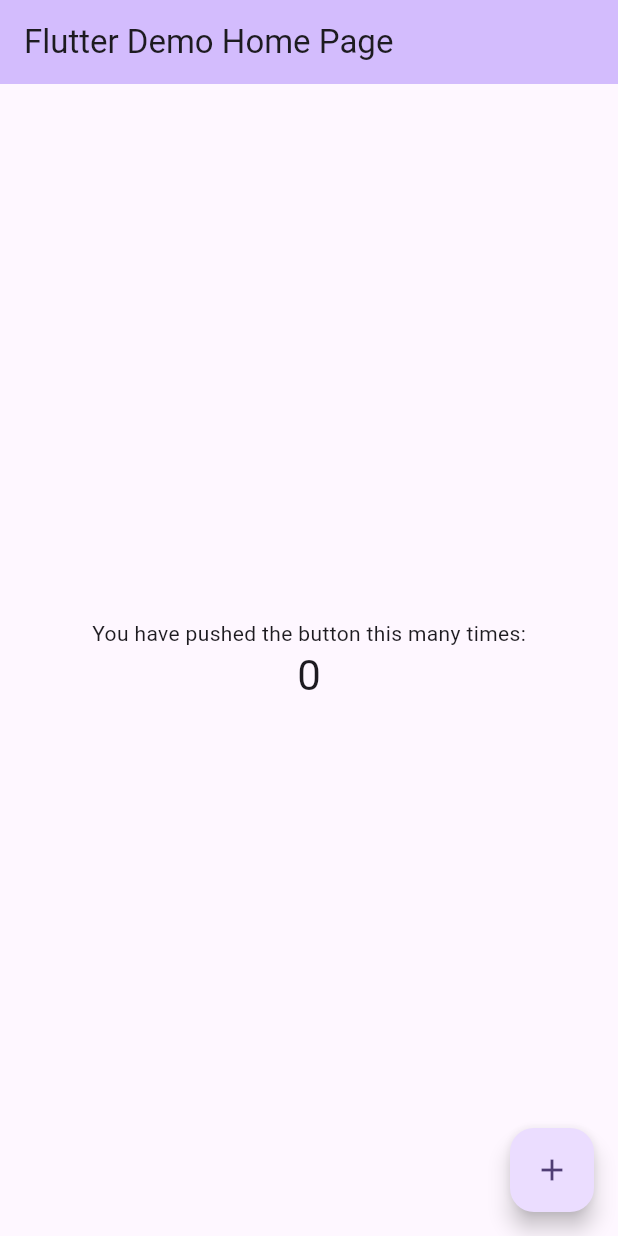
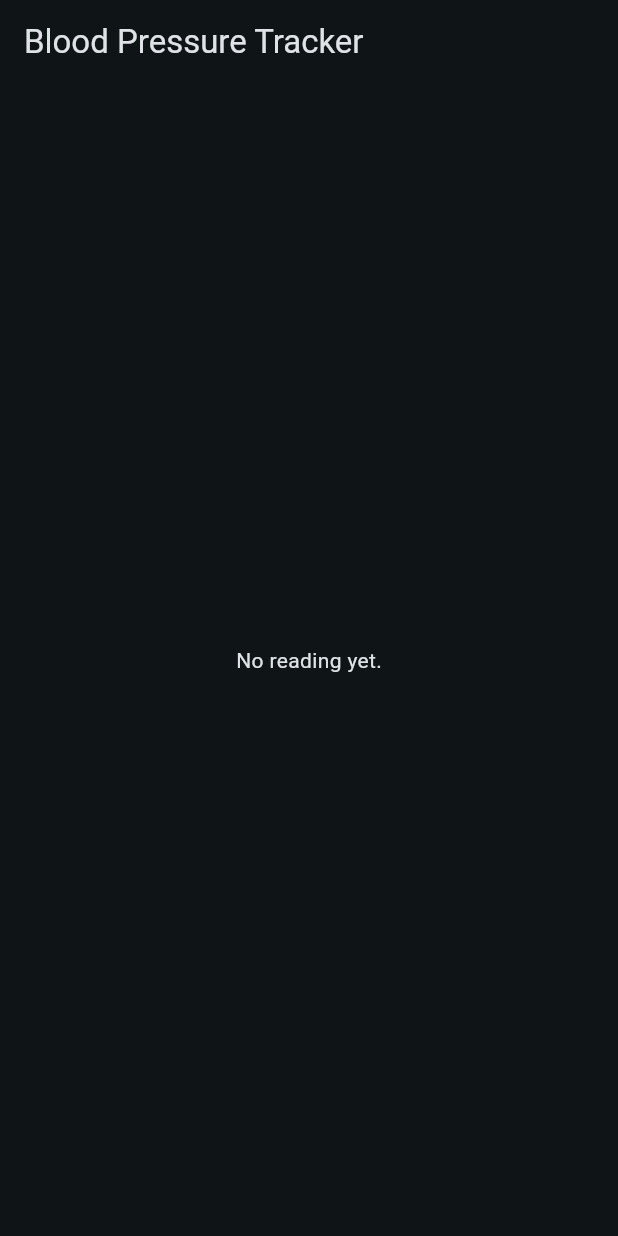
Before and after one commit to revoulce/blood_pressure_tracker, a Flutter app: the screen it shows after launch, on a phone screen of 412 x 824 dp. Run offline on Flutter 3.47's test engine with Material 3 defaults, Android fonts, the phone set to English and light mode, and no system bars.

Commit message:
Refactor: Migrate to Material3, Provider, and remove test code
-   Migrated the project to use the Material3 design system.
-   Implemented the Provider package for state management.
-   Added the initial state model `AppSate` and `Reading` model.
-   Created a basic `HomeScreen` as a placeholder.
-   Removed the default test code from `widget_test.dart`.
-   Updated dependencies in `pubspec.yaml`.

```diff
--- a/lib/main.dart
+++ b/lib/main.dart
@@ -1,122 +1,31 @@
 import 'package:flutter/material.dart';
+import 'package:provider/provider.dart';
+import 'state/app_state.dart';
+import 'screens/home_screen.dart';
 
 void main() {
-  runApp(const MyApp());
+  runApp(
+    ChangeNotifierProvider(
+      create: (_) => AppSate(),
+      child: const BloodPressureApp(),
+    ),
+  );
 }
 
-class MyApp extends StatelessWidget {
-  const MyApp({super.key});
+class BloodPressureApp extends StatelessWidget {
+  const BloodPressureApp({super.key});
 
-  // This widget is the root of your application.
   @override
   Widget build(BuildContext context) {
     return MaterialApp(
-      title: 'Flutter Demo',
+      title: 'Blood Pressure Tracker',
+      debugShowCheckedModeBanner: false,
       theme: ThemeData(
-        // This is the theme of your application.
-        //
-        // TRY THIS: Try running your application with "flutter run". You'll see
-        // the application has a purple toolbar. Then, without quitting the app,
-        // try changing the seedColor in the colorScheme below to Colors.green
-        // and then invoke "hot reload" (save your changes or press the "hot
-        // reload" button in a Flutter-supported IDE, or press "r" if you used
-        // the command line to start the app).
-        //
-        // Notice that the counter didn't reset back to zero; the application
-        // state is not lost during the reload. To reset the state, use hot
-        // restart instead.
-        //
-        // This works for code too, not just values: Most code changes can be
-        // tested with just a hot reload.
-        colorScheme: ColorScheme.fromSeed(seedColor: Colors.deepPurple),
+        useMaterial3: true,
+        brightness: Brightness.dark,
+        colorSchemeSeed: Colors.blueGrey,
       ),
-      home: const MyHomePage(title: 'Flutter Demo Home Page'),
+      home: const HomeScreen(),
     );
   }
 }
-
-class MyHomePage extends StatefulWidget {
-  const MyHomePage({super.key, required this.title});
-
-  // This widget is the home page of your application. It is stateful, meaning
-  // that it has a State object (defined below) that contains fields that affect
-  // how it looks.
-
-  // This class is the configuration for the state. It holds the values (in this
-  // case the title) provided by the parent (in this case the App widget) and
-  // used by the build method of the State. Fields in a Widget subclass are
-  // always marked "final".
-
-  final String title;
-
-  @override
-  State<MyHomePage> createState() => _MyHomePageState();
-}
-
-class _MyHomePageState extends State<MyHomePage> {
-  int _counter = 0;
-
-  void _incrementCounter() {
-    setState(() {
-      // This call to setState tells the Flutter framework that something has
-      // changed in this State, which causes it to rerun the build method below
-      // so that the display can reflect the updated values. If we changed
-      // _counter without calling setState(), then the build method would not be
-      // called again, and so nothing would appear to happen.
-      _counter++;
-    });
-  }
-
-  @override
-  Widget build(BuildContext context) {
-    // This method is rerun every time setState is called, for instance as done
-    // by the _incrementCounter method above.
-    //
-    // The Flutter framework has been optimized to make rerunning build methods
-    // fast, so that you can just rebuild anything that needs updating rather
-    // than having to individually change instances of widgets.
-    return Scaffold(
-      appBar: AppBar(
-        // TRY THIS: Try changing the color here to a specific color (to
-        // Colors.amber, perhaps?) and trigger a hot reload to see the AppBar
-        // change color while the other colors stay the same.
-        backgroundColor: Theme.of(context).colorScheme.inversePrimary,
-        // Here we take the value from the MyHomePage object that was created by
-        // the App.build method, and use it to set our appbar title.
-        title: Text(widget.title),
-      ),
-      body: Center(
-        // Center is a layout widget. It takes a single child and positions it
-        // in the middle of the parent.
-        child: Column(
-          // Column is also a layout widget. It takes a list of children and
-          // arranges them vertically. By default, it sizes itself to fit its
-          // children horizontally, and tries to be as tall as its parent.
-          //
-          // Column has various properties to control how it sizes itself and
-          // how it positions its children. Here we use mainAxisAlignment to
-          // center the children vertically; the main axis here is the vertical
-          // axis because Columns are vertical (the cross axis would be
-          // horizontal).
-          //
-          // TRY THIS: Invoke "debug painting" (choose the "Toggle Debug Paint"
-          // action in the IDE, or press "p" in the console), to see the
-          // wireframe for each widget.
-          mainAxisAlignment: MainAxisAlignment.center,
-          children: <Widget>[
-            const Text('You have pushed the button this many times:'),
-            Text(
-              '$_counter',
-              style: Theme.of(context).textTheme.headlineMedium,
-            ),
-          ],
-        ),
-      ),
-      floatingActionButton: FloatingActionButton(
-        onPressed: _incrementCounter,
-        tooltip: 'Increment',
-        child: const Icon(Icons.add),
-      ), // This trailing comma makes auto-formatting nicer for build methods.
-    );
-  }
-}
--- /dev/null
+++ b/lib/models/reading.dart
@@ -0,0 +1,11 @@
+class Reading {
+  final int systolic;
+  final int diastolic;
+  final DateTime dateTime;
+
+  Reading({
+    required this.systolic,
+    required this.diastolic,
+    required this.dateTime,
+  });
+}
--- /dev/null
+++ b/lib/screens/home_screen.dart
@@ -0,0 +1,15 @@
+import 'package:flutter/material.dart';
+
+class HomeScreen extends StatelessWidget {
+  const HomeScreen({super.key});
+
+  @override
+  Widget build(BuildContext context) {
+    return Scaffold(
+      appBar: AppBar(title: const Text('Blood Pressure Tracker'),),
+      body: const Center(
+        child: Text('No reading yet.'),
+      ),
+    );
+  }
+}
--- /dev/null
+++ b/lib/state/app_state.dart
@@ -0,0 +1,13 @@
+import 'package:flutter/material.dart';
+import '../models/reading.dart';
+
+class AppSate extends ChangeNotifier {
+  final List<Reading> _readings = [];
+
+  List<Reading> get readings => _readings;
+
+  void addReading(Reading reading) {
+    _readings.insert(0, reading);
+    notifyListeners();
+  }
+}
```
Also changed, not shown: pubspec.yaml (+1 -66 lines), 1 other file.
